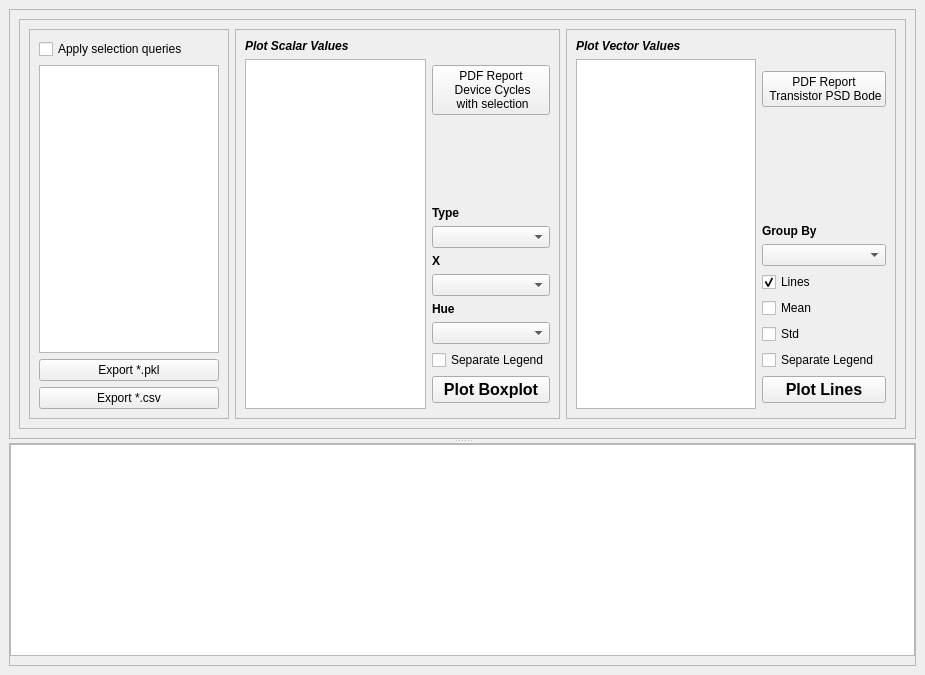
The window that PyGFETdb/GuiDBView/GuiDataExplorer_v2.ui (aguimera/PyGFETdb) describes before a commit, drawn with Qt 5.
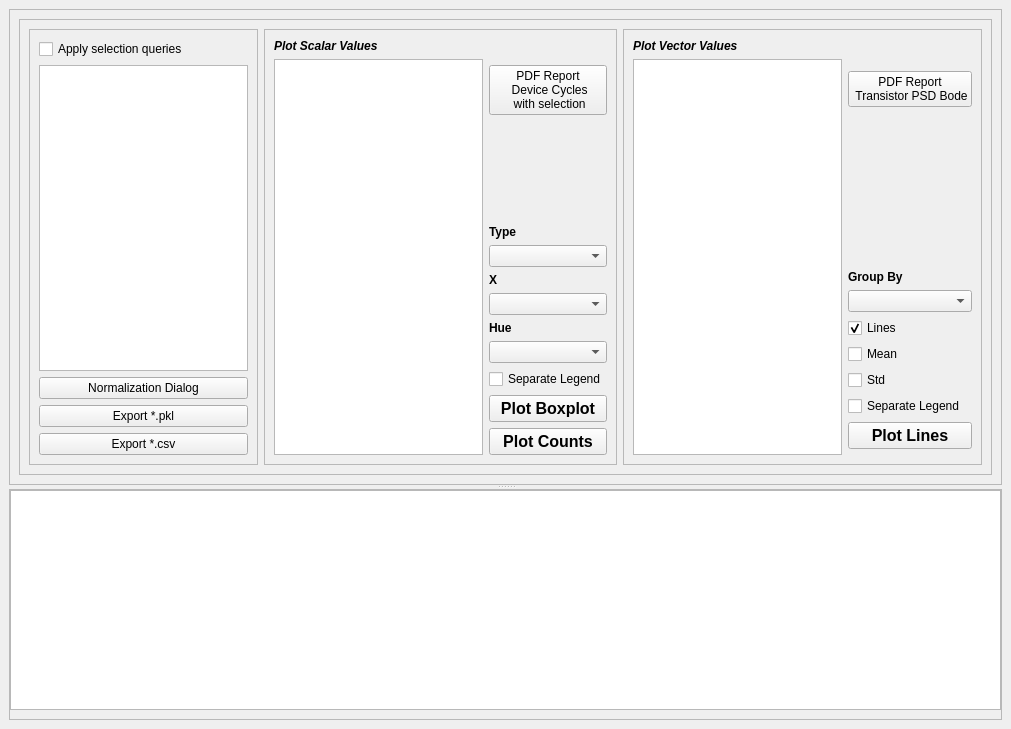
The same window after the commit.

Commit message: Try normalization

The edit to the form file:
```diff
--- a/PyGFETdb/GuiDBView/GuiDataExplorer_v2.ui
+++ b/PyGFETdb/GuiDBView/GuiDataExplorer_v2.ui
@@ -6,8 +6,8 @@
    <rect>
     <x>0</x>
     <y>0</y>
-    <width>925</width>
-    <height>675</height>
+    <width>1011</width>
+    <height>729</height>
    </rect>
   </property>
   <property name="font">
@@ -66,6 +66,13 @@
                 </property>
                </widget>
               </item>
+              <item>
+               <widget class="QPushButton" name="ButNorm">
+                <property name="text">
+                 <string>Normalization Dialog</string>
+                </property>
+               </widget>
+              </item>
               <item>
                <widget class="QPushButton" name="ButExportPkl">
                 <property name="text">
@@ -213,6 +220,20 @@
                 </property>
                </widget>
               </item>
+              <item row="13" column="2">
+               <widget class="QPushButton" name="ButPlotCount">
+                <property name="font">
+                 <font>
+                  <pointsize>12</pointsize>
+                  <weight>75</weight>
+                  <bold>true</bold>
+                 </font>
+                </property>
+                <property name="text">
+                 <string>Plot Counts</string>
+                </property>
+               </widget>
+              </item>
              </layout>
             </widget>
            </item>
```
The commit also changes 5 other files.
